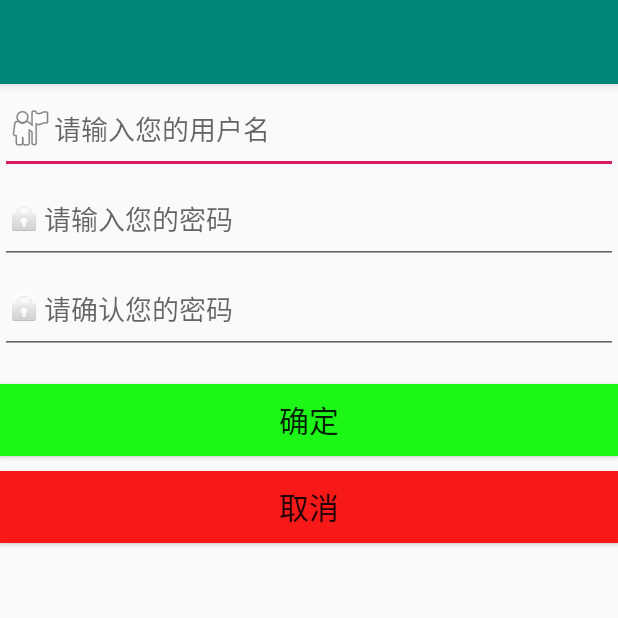
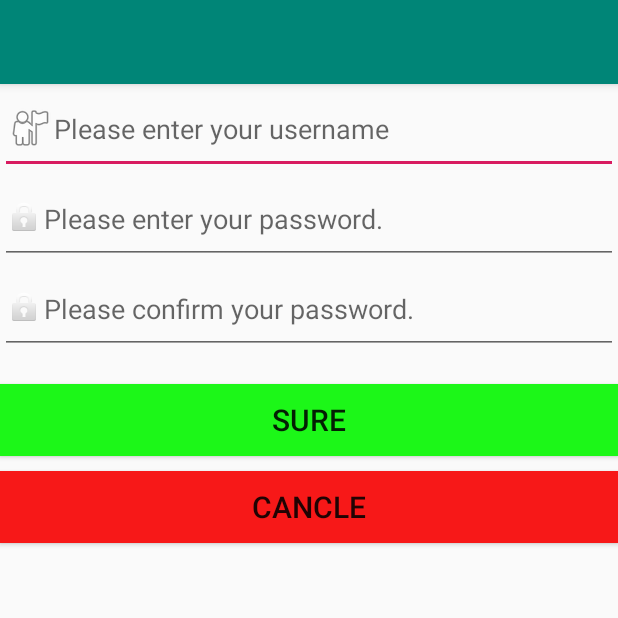
Before and after one commit to niuxingwei/AndroidWork, an Android app: the Sign screen opened directly, with no data from a screen before it, on a phone screen of 412 x 824 dp, the top half of it. Run offline under Robolectric (Android 15) with nearby library versions, the phone set to English and light mode, and no system bars.

Commit message:
牛兴炜第十次更新 界面美化

```diff
--- a/app/src/main/res/layout/activity_sign.xml
+++ b/app/src/main/res/layout/activity_sign.xml
@@ -16,7 +16,7 @@
         android:layout_alignParentTop="true"
         android:drawableLeft="@android:drawable/ic_menu_myplaces"
         android:ems="10"
-        android:hint="请输入您的用户名"
+        android:hint="Please enter your username"
         android:inputType="textPersonName" />
 
     <EditText
@@ -30,7 +30,7 @@
         android:layout_alignRight="@+id/resetpwd_edit_name"
         android:drawableLeft="@android:drawable/ic_lock_idle_lock"
         android:ems="10"
-        android:hint="请输入您的密码"
+        android:hint="Please enter your password."
         android:inputType="textPassword" />
 
     <Button
@@ -42,7 +42,7 @@
         android:layout_alignLeft="@+id/register_btn_sure"
         android:layout_marginTop="10dp"
         android:background="#f71818"
-        android:text="取消"
+        android:text="Cancle"
         android:textSize="20dp" />
 
     <EditText
@@ -53,7 +53,7 @@
         android:layout_centerHorizontal="true"
         android:drawableLeft="@android:drawable/ic_lock_idle_lock"
         android:ems="10"
-        android:hint="请确认您的密码"
+        android:hint="Please confirm your password."
         android:inputType="textPassword" />
 
     <Button
@@ -65,7 +65,7 @@
         android:layout_alignLeft="@+id/resetpwd_edit_pwd_new"
         android:layout_marginTop="20dp"
         android:background="#1cf718"
-        android:text="确定"
+        android:text="Sure"
         android:textSize="20dp" />
 
 
```
Also changed, not shown: app/src/main/java/com/example/teamwork/Sign.java (+4 -4 lines).
